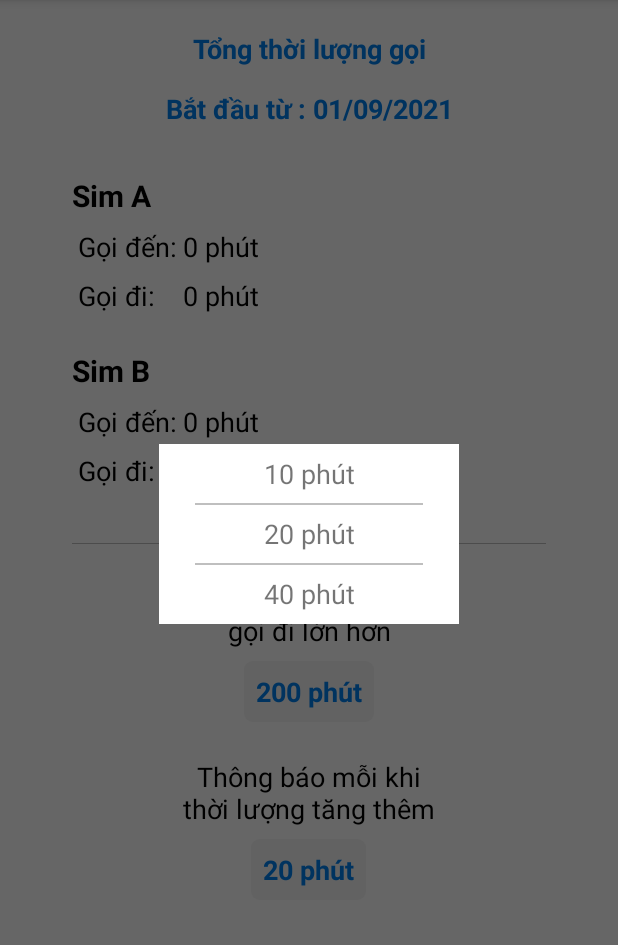
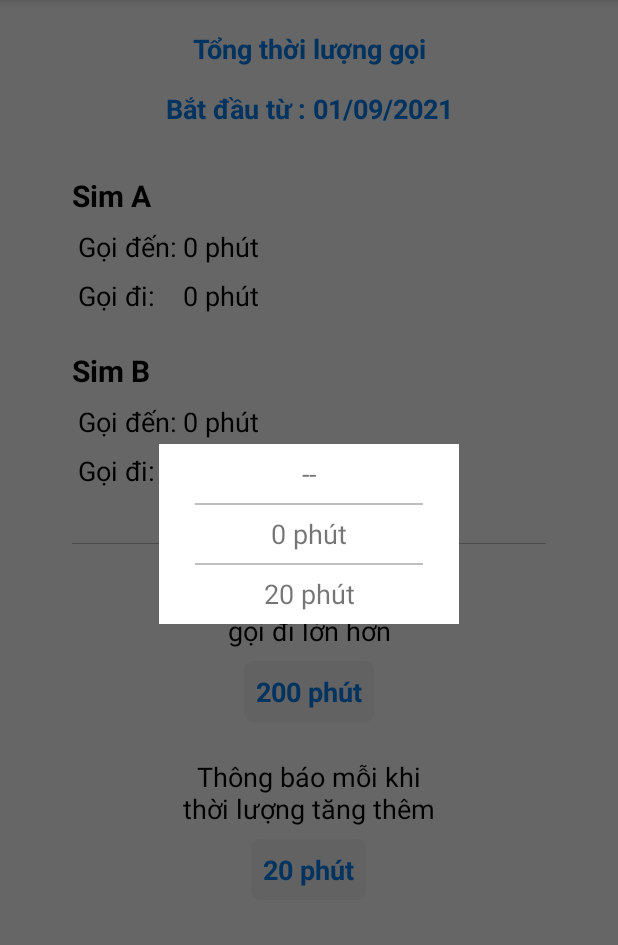
Before and after one commit to thangviktor/ControlCall, an Android app: the screen it shows after launch (MainActivity), after a tap on "200 phút", on a phone screen of 412 x 824 dp, the part 84-1029 px from its top. Run offline under Robolectric (Android 15) with nearby library versions, the phone set to English and light mode, and no system bars.

Commit message:
adjust dialog_time.xml

```diff
--- a/app/build.gradle
+++ b/app/build.gradle
@@ -12,7 +12,7 @@ android {
     defaultConfig {
         applicationId "com.j.controlcall"
         minSdkVersion 16
-        targetSdkVersion 30
+        targetSdkVersion 29
         versionCode 1
         versionName "1.0"
 
--- a/app/src/main/java/com/j/controlcall/MainActivity.kt
+++ b/app/src/main/java/com/j/controlcall/MainActivity.kt
@@ -3,11 +3,13 @@ package com.j.controlcall
 import android.Manifest
 import android.annotation.SuppressLint
 import android.app.DatePickerDialog
+import android.content.Context
 import android.content.SharedPreferences
 import android.content.pm.PackageManager
 import android.os.Build
 import android.os.Bundle
 import android.provider.CallLog
+import android.telephony.TelephonyManager
 import android.util.Log
 import android.widget.TextView
 import android.widget.Toast
@@ -65,14 +67,13 @@ class MainActivity : AppCompatActivity() {
         simB = Sim()
 
         tvStartTime?.setOnClickListener { setStartTime() }
-        tvRemindedTime?.setOnClickListener { setTimesList() }
-    }
-
-    private fun setTimesList() {
-        val times = arrayListOf(10, 20, 40, 60, 80, 100, 150, 200, 250, 280)
-        val dialog = TimeDialog()
-            .setTimesList(times)
-            .show(supportFragmentManager, "")
+        tvRemindedTime?.setOnClickListener { setTimesList(arrayListOf(0, 20, 50, 100, 150, 200, 250, 280)) }
+        tvRemindedSpaceTime?.setOnClickListener {
+            val times = arrayListOf<Int>()
+            for (spaceTime in 10..100 step 10)
+                times.add(spaceTime)
+            setTimesList(times)
+        }
     }
 
     override fun onResume() {
@@ -92,6 +93,7 @@ class MainActivity : AppCompatActivity() {
                 if ((grantResults.isNotEmpty() &&
                             grantResults[0] == PackageManager.PERMISSION_GRANTED)) {
                     getCallDetails()
+                    getTelephonyManager()
                 } else {
                     Log.d("PermissionLog", "granted == false")
                     Toast.makeText(this,
@@ -122,6 +124,22 @@ class MainActivity : AppCompatActivity() {
                 getCallDetails()
             }, calendar[Calendar.YEAR], calendar[Calendar.MONTH], calendar[Calendar.DATE])
             .show()
+    }
+
+    private fun setTimesList(times: ArrayList<Int>) {
+        val dialog = TimeDialog()
+            .setTimesList(times)
+            .show(supportFragmentManager, "")
+    }
+
+    //-------------------------------------- Class Functions ---------------------------------------
+
+    private fun getTelephonyManager() {
+        val telephonyManager = getSystemService(Context.TELEPHONY_SERVICE) as TelephonyManager
+//        Log.d("PhoneLog", "imei = ${telephonyManager.imei} | ${telephonyManager.simCarrierIdName}")
+        if (Build.VERSION.SDK_INT >= Build.VERSION_CODES.P) {
+            Log.d("PhoneLog", "deviceId = ${telephonyManager.meid} | ${telephonyManager.simCarrierIdName}")
+        }
     }
 
     private fun getCallDetails() {
@@ -198,15 +216,20 @@ class MainActivity : AppCompatActivity() {
     }
 
     private fun checkAndRequestPermissions() {
-        when (PackageManager.PERMISSION_GRANTED) {
-            ContextCompat.checkSelfPermission(this, Manifest.permission.READ_CALL_LOG
-            ) -> {
-                getCallDetails()
-            }
-            else -> {
-                Log.d("PermissionLog", "else")
-                requestPermissions(arrayOf(Manifest.permission.READ_CALL_LOG), REQUEST_CODE)
-            }
+        val permissions = arrayListOf(Manifest.permission.READ_CALL_LOG, Manifest.permission.READ_PHONE_STATE)
+        val requiredPermission = arrayListOf<String>()
+        for (permission in permissions)
+            if (ContextCompat.checkSelfPermission(this, permission) != PackageManager.PERMISSION_GRANTED)
+                requiredPermission.add(permission)
+
+        if (!requiredPermission.contains(Manifest.permission.READ_CALL_LOG))
+            getCallDetails()
+        if (!requiredPermission.contains(Manifest.permission.READ_PHONE_STATE))
+            getTelephonyManager()
+
+        if (requiredPermission.isNotEmpty()) {
+            Log.d("PermissionLog", "else")
+            requestPermissions(requiredPermission.toTypedArray(), REQUEST_CODE)
         }
     }
 }
--- a/app/src/main/java/com/j/controlcall/TimeAdapter.kt
+++ b/app/src/main/java/com/j/controlcall/TimeAdapter.kt
@@ -24,9 +24,12 @@ class TimeAdapter(private val context: Context, private val times: ArrayList<Int
 
     @SuppressLint("SetTextI18n")
     override fun getView(position: Int, convertView: View?, parent: ViewGroup?): View {
-        val view = convertView ?: LayoutInflater.from(context).inflate(R.layout.item_time, null)
+        val view = convertView ?: LayoutInflater.from(context).inflate(R.layout.item_time, parent, false)
 
-        view.tvTime?.text = "${times[position]} phút"
+        if (position == 0 || position == times.size-1)
+            view.tvTime?.text = "--"
+        else
+            view.tvTime?.text = "${times[position]} phút"
 
         return view
     }
--- a/app/src/main/java/com/j/controlcall/TimeDialog.kt
+++ b/app/src/main/java/com/j/controlcall/TimeDialog.kt
@@ -46,7 +46,9 @@ class TimeDialog : DialogFragment() {
 
     fun setTimesList(timesList: ArrayList<Int>): TimeDialog {
         times.clear()
+        times.add(0)
         times.addAll(timesList)
+        times.add(0)
         return this
     }
 }
```
Also changed, not shown: app/src/main/AndroidManifest.xml (+10 -5 lines).
